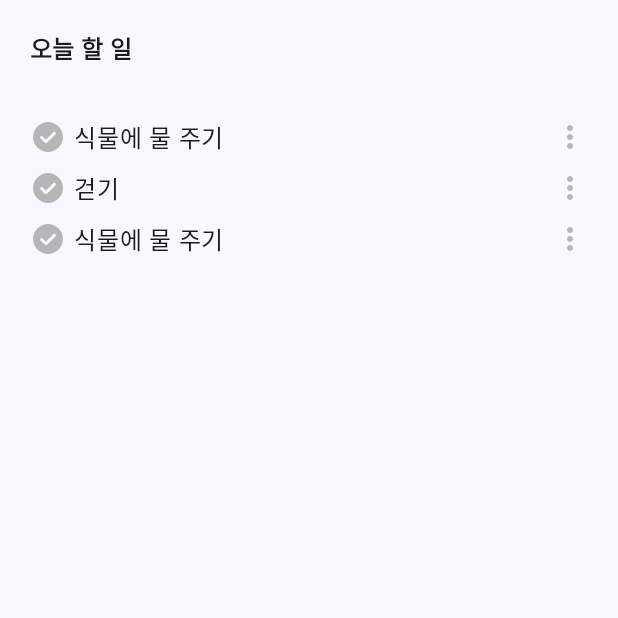
After one commit to 23rd-AppJam/try-catch-android, an Android app built with Jetpack Compose: the composable TodoList shown on its own in the app's theme, on a phone screen of 412 x 824 dp, the top half of it. The commit adds this screen. Run offline under Robolectric (Android 15) with nearby library versions, the phone set to English and light mode, and no system bars.

Commit message:
TodoList

```diff
--- /dev/null
+++ b/app/src/main/java/app/junsu/appjam23/ui/TodoList.kt
@@ -0,0 +1,94 @@
+package app.junsu.appjam23.ui
+
+import androidx.compose.foundation.background
+import androidx.compose.foundation.layout.Arrangement
+import androidx.compose.foundation.layout.Column
+import androidx.compose.foundation.layout.Row
+import androidx.compose.foundation.layout.Spacer
+import androidx.compose.foundation.layout.fillMaxWidth
+import androidx.compose.foundation.layout.height
+import androidx.compose.foundation.layout.padding
+import androidx.compose.foundation.layout.size
+import androidx.compose.foundation.shape.RoundedCornerShape
+import androidx.compose.material3.Icon
+import androidx.compose.material3.MaterialTheme
+import androidx.compose.material3.Text
+import androidx.compose.runtime.Composable
+import androidx.compose.ui.Modifier
+import androidx.compose.ui.draw.clip
+import androidx.compose.ui.res.painterResource
+import androidx.compose.ui.text.font.FontWeight
+import androidx.compose.ui.tooling.preview.Preview
+import androidx.compose.ui.unit.dp
+import app.junsu.appjam23.R
+import app.junsu.appjam23.ui.theme.Gray500
+
+@Composable
+fun TodoList(
+    modifier: Modifier = Modifier,
+) {
+    Column(
+        modifier = modifier
+            .fillMaxWidth()
+            .clip(RoundedCornerShape(8.dp))
+            .background(MaterialTheme.colorScheme.surface)
+            .padding(20.dp),
+        verticalArrangement = Arrangement.spacedBy(10.dp),
+    ) {
+        Text(
+            text = "오늘 할 일",
+            style = MaterialTheme.typography.titleMedium,
+            fontWeight = FontWeight.Bold,
+        )
+        Spacer(modifier = Modifier.height(15.dp))
+        TodoItem(
+            modifier = Modifier.fillMaxWidth(),
+            title = "식물에 물 주기",
+        )
+        TodoItem(
+            modifier = Modifier.fillMaxWidth(),
+            title = "걷기",
+        )
+        TodoItem(
+            modifier = Modifier.fillMaxWidth(),
+            title = "식물에 물 주기",
+        )
+    }
+}
+
+@Composable
+private fun TodoItem(
+    modifier: Modifier = Modifier,
+    title: String,
+) {
+    Row(
+        modifier = modifier.fillMaxWidth(),
+        horizontalArrangement = Arrangement.spacedBy(5.dp),
+    ) {
+        Icon(
+            modifier = Modifier.size(24.dp),
+            painter = painterResource(id = R.drawable.ic_check),
+            contentDescription = "check",
+            tint = Gray500,
+        )
+        Text(
+            modifier = Modifier.weight(1f),
+            text = title,
+            style = MaterialTheme.typography.bodyLarge,
+        )
+        Icon(
+            modifier = Modifier.size(24.dp),
+            painter = painterResource(id = R.drawable.ic_more),
+            contentDescription = "more",
+            tint = Gray500,
+        )
+    }
+}
+
+@Preview
+@Composable
+private fun TodoListPreview() {
+    TodoList(
+        modifier = Modifier.padding(horizontal = 16.dp),
+    )
+}
--- a/app/src/main/java/app/junsu/appjam23/ui/theme/Color.kt
+++ b/app/src/main/java/app/junsu/appjam23/ui/theme/Color.kt
@@ -13,3 +13,4 @@ val Pink40 = Color(0xFF7D5260)
 val Green500 = Color(0xFF00C77F)
 
 val Gray200 = Color(0xFFEEF1F0)
+val Gray500 = Color(0xFFB5B7B6)
--- /dev/null
+++ b/app/src/main/res/drawable/ic_check.xml
@@ -0,0 +1,13 @@
+<vector xmlns:android="http://schemas.android.com/apk/res/android"
+    android:width="24dp"
+    android:height="24dp"
+    android:viewportWidth="24"
+    android:viewportHeight="24">
+  <group>
+    <clip-path
+        android:pathData="M0,0h24v24h-24z"/>
+    <path
+        android:pathData="M10.6,13.8L8.45,11.65C8.267,11.467 8.033,11.375 7.75,11.375C7.467,11.375 7.233,11.467 7.05,11.65C6.867,11.833 6.775,12.067 6.775,12.35C6.775,12.633 6.867,12.867 7.05,13.05L9.9,15.9C10.1,16.1 10.333,16.2 10.6,16.2C10.867,16.2 11.1,16.1 11.3,15.9L16.95,10.25C17.133,10.067 17.225,9.833 17.225,9.55C17.225,9.267 17.133,9.033 16.95,8.85C16.767,8.667 16.533,8.575 16.25,8.575C15.967,8.575 15.733,8.667 15.55,8.85L10.6,13.8ZM12,22C10.617,22 9.317,21.737 8.1,21.212C6.883,20.688 5.825,19.975 4.925,19.075C4.025,18.175 3.313,17.117 2.787,15.9C2.263,14.683 2,13.383 2,12C2,10.617 2.263,9.317 2.787,8.1C3.313,6.883 4.025,5.825 4.925,4.925C5.825,4.025 6.883,3.313 8.1,2.787C9.317,2.263 10.617,2 12,2C13.383,2 14.683,2.263 15.9,2.787C17.117,3.313 18.175,4.025 19.075,4.925C19.975,5.825 20.688,6.883 21.212,8.1C21.737,9.317 22,10.617 22,12C22,13.383 21.737,14.683 21.212,15.9C20.688,17.117 19.975,18.175 19.075,19.075C18.175,19.975 17.117,20.688 15.9,21.212C14.683,21.737 13.383,22 12,22Z"
+        android:fillColor="#B5B7B6"/>
+  </group>
+</vector>
--- /dev/null
+++ b/app/src/main/res/drawable/ic_more.xml
@@ -0,0 +1,13 @@
+<vector xmlns:android="http://schemas.android.com/apk/res/android"
+    android:width="24dp"
+    android:height="24dp"
+    android:viewportWidth="24"
+    android:viewportHeight="24">
+  <group>
+    <clip-path
+        android:pathData="M0,0h24v24h-24z"/>
+    <path
+        android:pathData="M12,20C11.45,20 10.979,19.804 10.587,19.413C10.196,19.021 10,18.55 10,18C10,17.45 10.196,16.979 10.587,16.587C10.979,16.196 11.45,16 12,16C12.55,16 13.021,16.196 13.413,16.587C13.804,16.979 14,17.45 14,18C14,18.55 13.804,19.021 13.413,19.413C13.021,19.804 12.55,20 12,20ZM12,14C11.45,14 10.979,13.804 10.587,13.413C10.196,13.021 10,12.55 10,12C10,11.45 10.196,10.979 10.587,10.587C10.979,10.196 11.45,10 12,10C12.55,10 13.021,10.196 13.413,10.587C13.804,10.979 14,11.45 14,12C14,12.55 13.804,13.021 13.413,13.413C13.021,13.804 12.55,14 12,14ZM12,8C11.45,8 10.979,7.804 10.587,7.412C10.196,7.021 10,6.55 10,6C10,5.45 10.196,4.979 10.587,4.588C10.979,4.196 11.45,4 12,4C12.55,4 13.021,4.196 13.413,4.588C13.804,4.979 14,5.45 14,6C14,6.55 13.804,7.021 13.413,7.412C13.021,7.804 12.55,8 12,8Z"
+        android:fillColor="#B5B7B6"/>
+  </group>
+</vector>
```
